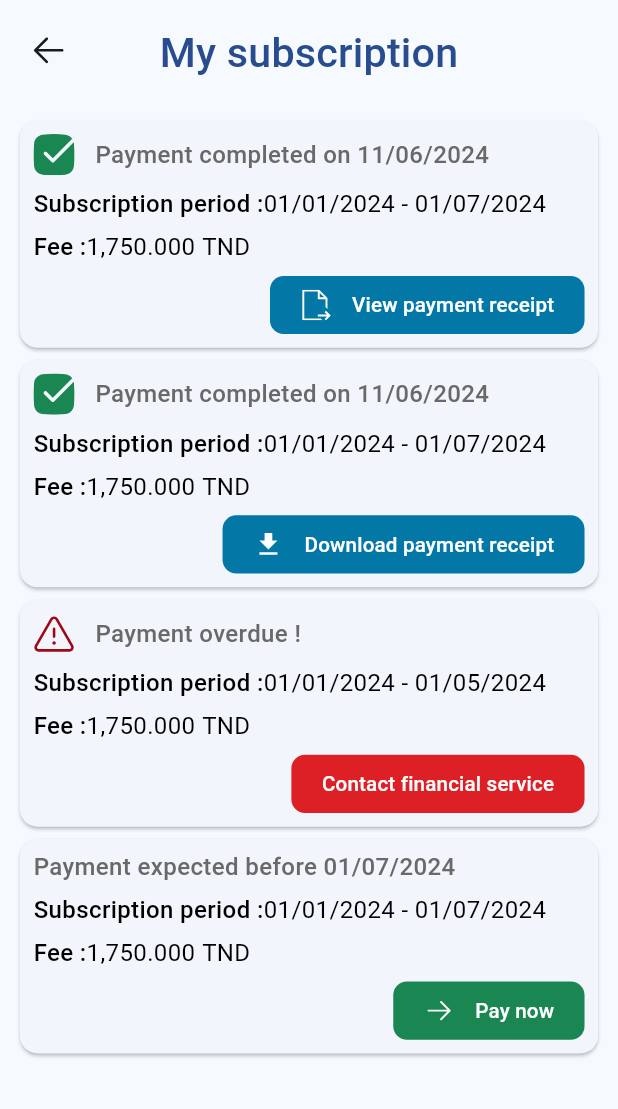
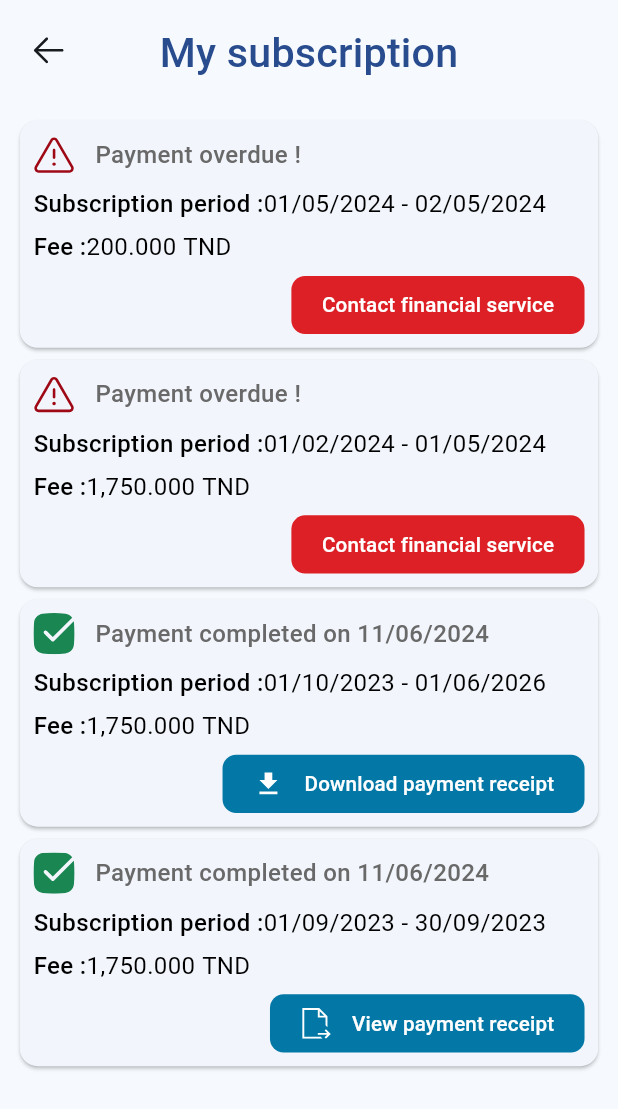
Before and after one commit to khiari-youssef/SesaLife_Flutter, a Flutter app: the MySubscriptionScreen screen opened by its route, on a phone screen of 412 x 824 dp. Shown: the top 1109 px of the screen. Run offline on Flutter 3.47's test engine with Material 3 defaults, Android fonts, the phone set to English and light mode, and no system bars; our stand-ins replace auto_route, bloc, cached_network_image, dio, flutter_bloc, flutter_screenutil and 12 more; missing offline and left inert: dart:ffi, intl_utils, qrscan; accounts and stored records are empty; generated files the repository leaves out were written again.

Commit message:
task(student_subscription): updated data model + card UI

```diff
--- a/features/users_management_feature/lib/domain/entities/AnnualSubscriptionModel.dart
+++ b/features/users_management_feature/lib/domain/entities/AnnualSubscriptionModel.dart
@@ -1,15 +1,15 @@
 import 'dart:ffi';
 
 import 'package:shared_dependencies/shared_dependencies.dart';
+import 'package:users_management_feature/domain/entities/student_subscription_record.dart';
 
 part 'AnnualSubscriptionModel.freezed.dart';
 
 @freezed
 class AnnualSubscriptionModel with _$AnnualSubscriptionModel {
-  const factory AnnualSubscriptionModel({
-    required String id,
-    required String name,
-    Int? upFrontFee,
-    required Map<String, Int> paymentParts,
-  }) = _AnnualSubscriptionModel;
+  const factory AnnualSubscriptionModel(
+          {required String id,
+          required String name,
+          required List<StudentSubscriptionRecord> transactions}) =
+      _AnnualSubscriptionModel;
 }
--- a/features/users_management_feature/lib/ui/subscription/my_subscription_screen.dart
+++ b/features/users_management_feature/lib/ui/subscription/my_subscription_screen.dart
@@ -1,5 +1,6 @@
 import 'package:core/core_domain/entities/entities.dart';
 import 'package:shared_dependencies/shared_dependencies.dart';
+import 'package:users_management_feature/ui/subscription/stateManagement/my_subscriptions_bloc.dart';
 import 'package:users_management_feature/ui/subscription/student_subscription_record_card.dart';
 
 import '../../domain/entities/student_subscription_record.dart';
@@ -11,74 +12,30 @@ class MySubscriptionScreenState extends State<MySubscriptionScreen> {
         () {
       AutoRouter.of(context).back();
     },
-        Padding(
-            padding: EdgeInsets.all(8.r),
-            child: Column(
-              children: [
-                StudentSubscriptionRecordCard(
-                    record: StudentSubscriptionRecord.paid(
-                        data: PaidStudentSubscriptionRecord(
-                            actualPaymentAmount: 1750,
-                            paymentReceipt: const SesameAttachment.local(
-                                uri: "attachment.pdf",
-                                type: SesameAttachmentType.pdf),
-                            paymentMethod: 'credit_card',
-                            transactionID: 'transid',
-                            paymentDate: DateTime.now(),
-                            id: 'id',
-                            annualSubscriptionModelID: 'subid',
-                            referencedStudentID: 'studid',
-                            periodStartDate: DateTime(2024, 1, 1),
-                            periodEndDate: DateTime(2024, 7, 1),
-                            expectedPaymentAmount: 1750,
-                            defaultCurrencyCode: "TND",
-                            signature: 'signature')),
-                    onClicked: () {}),
-                StudentSubscriptionRecordCard(
-                    record: StudentSubscriptionRecord.paid(
-                        data: PaidStudentSubscriptionRecord(
-                            actualPaymentAmount: 1750,
-                            paymentReceipt: const SesameAttachment.network(
-                                url: "www.attachment.com/example.pdf",
-                                type: SesameAttachmentType.pdf),
-                            paymentMethod: 'credit_card',
-                            transactionID: 'transid',
-                            paymentDate: DateTime.now(),
-                            id: 'id',
-                            annualSubscriptionModelID: 'subid',
-                            referencedStudentID: 'studid',
-                            periodStartDate: DateTime(2024, 1, 1),
-                            periodEndDate: DateTime(2024, 7, 1),
-                            expectedPaymentAmount: 1750,
-                            defaultCurrencyCode: "TND",
-                            signature: 'signature')),
-                    onClicked: () {}),
-                StudentSubscriptionRecordCard(
-                    record: StudentSubscriptionRecord.unPaid(
-                        data: UnPaidStudentSubscriptionRecord(
-                            id: 'id',
-                            annualSubscriptionModelID: 'subid',
-                            referencedStudentID: 'studid',
-                            periodStartDate: DateTime(2024, 1, 1),
-                            periodEndDate: DateTime(2024, 5, 1),
-                            expectedPaymentAmount: 1750,
-                            defaultCurrencyCode: "TND",
-                            signature: 'signature')),
-                    onClicked: () {}),
-                StudentSubscriptionRecordCard(
-                    record: StudentSubscriptionRecord.unPaid(
-                        data: UnPaidStudentSubscriptionRecord(
-                            id: 'id',
-                            annualSubscriptionModelID: 'subid',
-                            referencedStudentID: 'studid',
-                            periodStartDate: DateTime(2024, 1, 1),
-                            periodEndDate: DateTime(2024, 7, 1),
-                            expectedPaymentAmount: 1750,
-                            defaultCurrencyCode: "TND",
-                            signature: 'signature')),
-                    onClicked: () {})
-              ],
-            )));
+        BlocProvider(
+            create: (BuildContext context) => MySubscriptionsBloc()
+              ..add(const MySubscriptionsEvent.loadMySubscriptions()),
+            child: BlocConsumer<MySubscriptionsBloc, MySubscriptionsState>(
+                listener: (context, state) {},
+                builder: (context, state) {
+                  return state.when(
+                      loading: () {
+                        return Center();
+                      },
+                      error: (errorType) {
+                        return Center();
+                      },
+                      success: (data) => Padding(
+                          padding: EdgeInsets.all(8.r),
+                          child: ListView.builder(
+                              itemCount: data.transactions.length,
+                              itemBuilder: (context, index) {
+                                StudentSubscriptionRecord record =
+                                    data.transactions[index];
+                                return StudentSubscriptionRecordCard(
+                                    record: record, onClicked: () {});
+                              })));
+                })));
   }
 }
 
--- /dev/null
+++ b/features/users_management_feature/lib/ui/subscription/stateManagement/my_subscriptions_bloc.dart
@@ -0,0 +1,80 @@
+import 'package:bloc/bloc.dart';
+import 'package:core/core_domain/DomainErrorType.dart';
+import 'package:core/core_domain/entities/SesameAttachment.dart';
+import 'package:freezed_annotation/freezed_annotation.dart';
+import 'package:users_management_feature/domain/entities/AnnualSubscriptionModel.dart';
+
+import '../../../domain/entities/student_subscription_record.dart';
+
+part 'my_subscriptions_event.dart';
+part 'my_subscriptions_state.dart';
+part 'my_subscriptions_bloc.freezed.dart';
+
+class MySubscriptionsBloc
+    extends Bloc<MySubscriptionsEvent, MySubscriptionsState> {
+  MySubscriptionsBloc() : super(const MySubscriptionsState.loading()) {
+    on<MySubscriptionsEvent>((event, emit) {
+      event.when(loadMySubscriptions: () {
+        emit(MySubscriptionsState.success(AnnualSubscriptionModel(
+            id: 'sesameModelID',
+            name: "sesameModelName",
+            transactions: [
+              StudentSubscriptionRecord.unPaid(
+                  data: UnPaidStudentSubscriptionRecord(
+                      id: 'id',
+                      annualSubscriptionModelID: 'subid',
+                      referencedStudentID: 'studid',
+                      periodStartDate: DateTime(2024, 05, 01),
+                      periodEndDate: DateTime(2024, 05, 2),
+                      expectedPaymentAmount: 200,
+                      defaultCurrencyCode: "TND",
+                      signature: 'signature')),
+              StudentSubscriptionRecord.unPaid(
+                  data: UnPaidStudentSubscriptionRecord(
+                      id: 'id',
+                      annualSubscriptionModelID: 'subid',
+                      referencedStudentID: 'studid',
+                      periodStartDate: DateTime(2024, 02, 01),
+                      periodEndDate: DateTime(2024, 05, 1),
+                      expectedPaymentAmount: 1750,
+                      defaultCurrencyCode: "TND",
+                      signature: 'signature')),
+              StudentSubscriptionRecord.paid(
+                  data: PaidStudentSubscriptionRecord(
+                      actualPaymentAmount: 1750,
+                      paymentReceipt: const SesameAttachment.network(
+                          url: "wwww.attachment.com/doc.pdf",
+                          type: SesameAttachmentType.pdf),
+                      paymentMethod: 'credit_card',
+                      transactionID: 'transid',
+                      paymentDate: DateTime.now(),
+                      id: 'id',
+                      annualSubscriptionModelID: 'subid',
+                      referencedStudentID: 'studid',
+                      periodStartDate: DateTime(2023, 10, 01),
+                      periodEndDate: DateTime(2024, 30, 1),
+                      expectedPaymentAmount: 1750,
+                      defaultCurrencyCode: "TND",
+                      signature: 'signature')),
+              StudentSubscriptionRecord.paid(
+                  data: PaidStudentSubscriptionRecord(
+                      actualPaymentAmount: 2300,
+                      paymentReceipt: const SesameAttachment.local(
+                          uri: "attachment.pdf",
+                          type: SesameAttachmentType.pdf),
+                      paymentMethod: 'credit_card',
+                      transactionID: 'transid',
+                      paymentDate: DateTime.now(),
+                      id: 'id',
+                      annualSubscriptionModelID: 'subid',
+                      referencedStudentID: 'studid',
+                      periodStartDate: DateTime(2023, 9, 01),
+                      periodEndDate: DateTime(2023, 9, 30),
+                      expectedPaymentAmount: 1750,
+                      defaultCurrencyCode: "TND",
+                      signature: 'signature'))
+            ])));
+      });
+    });
+  }
+}
--- /dev/null
+++ b/features/users_management_feature/lib/ui/subscription/stateManagement/my_subscriptions_event.dart
@@ -0,0 +1,7 @@
+part of 'my_subscriptions_bloc.dart';
+
+@freezed
+class MySubscriptionsEvent with _$MySubscriptionsEvent {
+  const factory MySubscriptionsEvent.loadMySubscriptions() =
+      _loadMySubscriptions;
+}
--- /dev/null
+++ b/features/users_management_feature/lib/ui/subscription/stateManagement/my_subscriptions_state.dart
@@ -0,0 +1,9 @@
+part of 'my_subscriptions_bloc.dart';
+
+@freezed
+class MySubscriptionsState with _$MySubscriptionsState {
+  const factory MySubscriptionsState.loading() = _loading;
+  const factory MySubscriptionsState.error(DomainErrorType type) = _error;
+  const factory MySubscriptionsState.success(
+      AnnualSubscriptionModel subscription) = _success;
+}
```
Also changed, not shown: features/users_management_feature/lib/domain/entities/AnnualSubscriptionModel.freezed.dart, features/users_management_feature/lib/ui/subscription/stateManagement/my_subscriptions_bloc.freezed.dart (added).
